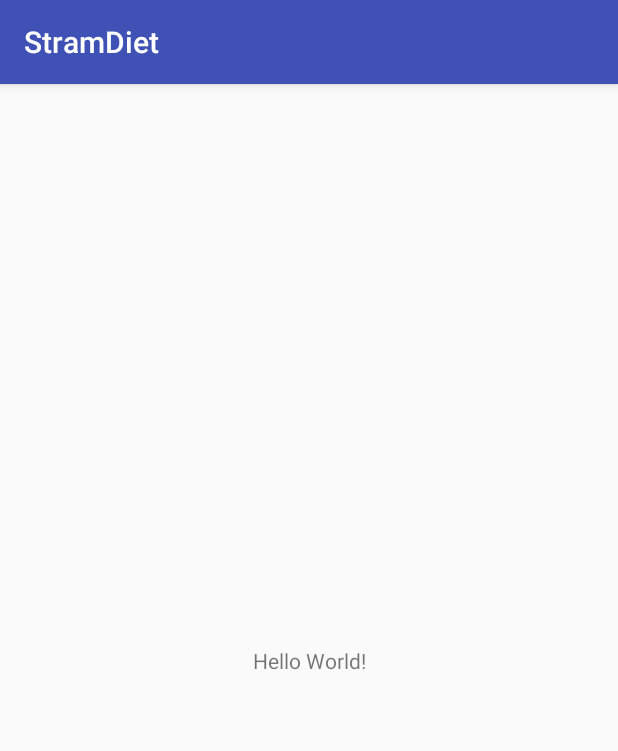
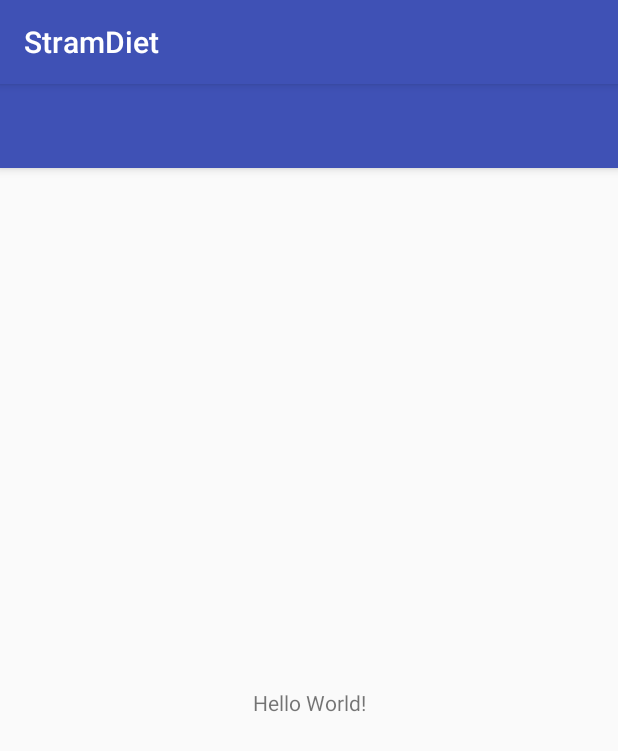
Before and after one commit to AtiaMobasshera/Diet, an Android app: the MainActivity screen opened directly, with no data from a screen before it, on a phone screen of 412 x 824 dp. Shown: the top 751 px of the screen. Run offline under Robolectric (Android 15) with nearby library versions, the phone set to English and light mode, and no system bars; libraries missing offline, so code that uses them is left out: com.facebook.stetho; 2 statements that could not run were skipped.

Commit message:
Add files via upload

```diff
--- a/app/src/main/res/layout/activity_main.xml
+++ b/app/src/main/res/layout/activity_main.xml
@@ -1,18 +1,30 @@
 <?xml version="1.0" encoding="utf-8"?>
-<android.support.constraint.ConstraintLayout xmlns:android="http://schemas.android.com/apk/res/android"
+<android.support.v4.widget.DrawerLayout xmlns:android="http://schemas.android.com/apk/res/android"
     xmlns:app="http://schemas.android.com/apk/res-auto"
     xmlns:tools="http://schemas.android.com/tools"
+    android:id="@+id/drawer_layout"
     android:layout_width="match_parent"
     android:layout_height="match_parent"
-    tools:context="com.nettport.stramdiet.stramdiet.MainActivity">
+    android:fitsSystemWindows="true"
+    tools:openDrawer="start">
 
-    <TextView
+    <!-- Includes top bar -->
+    <include
+        layout="@layout/app_bar_main"
+        android:layout_width="match_parent"
+        android:layout_height="match_parent" />
+    <!-- //Includes top bar -->
+
+    <!-- Navigation -->
+    <android.support.design.widget.NavigationView
+        android:id="@+id/nav_view"
         android:layout_width="wrap_content"
-        android:layout_height="wrap_content"
-        android:text="Hello World!"
-        app:layout_constraintBottom_toBottomOf="parent"
-        app:layout_constraintLeft_toLeftOf="parent"
-        app:layout_constraintRight_toRightOf="parent"
-        app:layout_constraintTop_toTopOf="parent" />
+        android:layout_height="match_parent"
+        android:layout_gravity="start"
+        android:fitsSystemWindows="true"
+        app:menu="@menu/activity_main_drawer" />
+        <!-- Add header to the navigation drawer: -->
+        <!-- app:headerLayout="@layout/nav_header_main" -->
+    <!-- //Navigation -->
 
-</android.support.constraint.ConstraintLayout>
+</android.support.v4.widget.DrawerLayout>
--- /dev/null
+++ b/app/src/main/res/layout/app_bar_main.xml
@@ -0,0 +1,40 @@
+<?xml version="1.0" encoding="utf-8"?>
+<android.support.design.widget.CoordinatorLayout xmlns:android="http://schemas.android.com/apk/res/android"
+    xmlns:app="http://schemas.android.com/apk/res-auto"
+    xmlns:tools="http://schemas.android.com/tools"
+    android:layout_width="match_parent"
+    android:layout_height="match_parent"
+    tools:context="com.nettport.dietbystram.dietbystram.MainActivity">
+
+
+    <!-- Top toolbar -->
+    <android.support.design.widget.AppBarLayout
+        android:layout_width="match_parent"
+        android:layout_height="wrap_content"
+        android:theme="@style/AppTheme.AppBarOverlay">
+
+        <android.support.v7.widget.Toolbar
+            android:id="@+id/toolbar"
+            android:layout_width="match_parent"
+            android:layout_height="?attr/actionBarSize"
+            android:background="?attr/colorPrimary"
+            app:popupTheme="@style/AppTheme.PopupOverlay" />
+
+    </android.support.design.widget.AppBarLayout>
+    <!-- //Toolbar -->
+
+    <!-- Main content -->
+    <include layout="@layout/content_main" />
+    <!-- //Main content -->
+
+    <!-- E-mail button
+    <android.support.design.widget.FloatingActionButton
+        android:id="@+id/fab"
+        android:layout_width="wrap_content"
+        android:layout_height="wrap_content"
+        android:layout_gravity="bottom|end"
+        android:layout_margin="@dimen/fab_margin"
+        app:srcCompat="@android:drawable/ic_dialog_email" />
+        -->
+
+</android.support.design.widget.CoordinatorLayout>
--- /dev/null
+++ b/app/src/main/res/layout/content_main.xml
@@ -0,0 +1,20 @@
+<?xml version="1.0" encoding="utf-8"?>
+<android.support.constraint.ConstraintLayout xmlns:android="http://schemas.android.com/apk/res/android"
+    xmlns:app="http://schemas.android.com/apk/res-auto"
+    xmlns:tools="http://schemas.android.com/tools"
+    android:layout_width="match_parent"
+    android:layout_height="match_parent"
+    app:layout_behavior="@string/appbar_scrolling_view_behavior"
+    tools:context="com.nettport.dietbystram.dietbystram.MainActivity"
+    tools:showIn="@layout/app_bar_main">
+
+    <TextView
+        android:layout_width="wrap_content"
+        android:layout_height="wrap_content"
+        android:text="Hello World!"
+        app:layout_constraintBottom_toBottomOf="parent"
+        app:layout_constraintLeft_toLeftOf="parent"
+        app:layout_constraintRight_toRightOf="parent"
+        app:layout_constraintTop_toTopOf="parent" />
+
+</android.support.constraint.ConstraintLayout>
```
Also changed, not shown: app/src/main/res/layout/nav_header_main.xml (added, +35 -0 lines), app/src/main/res/layout/sign_up.xml (+39 -11 lines), app/src/main/res/layout/edit_profile_goal.xml (line endings or trailing spaces), app/src/main/res/layout/sign_up_goal.xml (line endings or trailing spaces).
